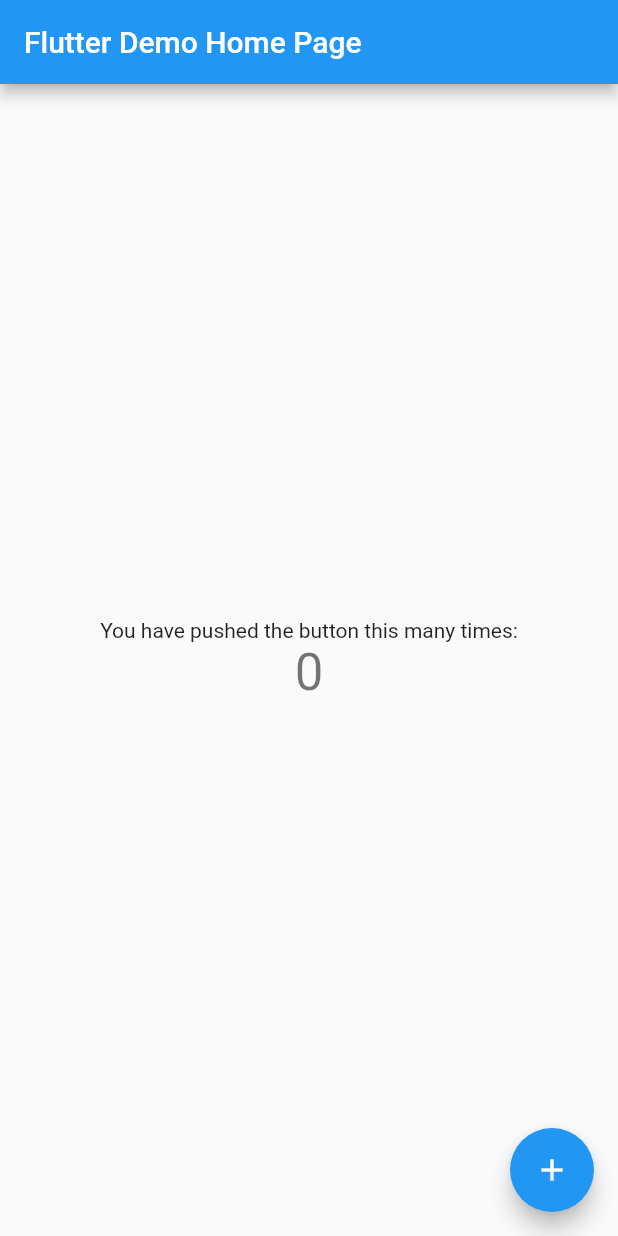
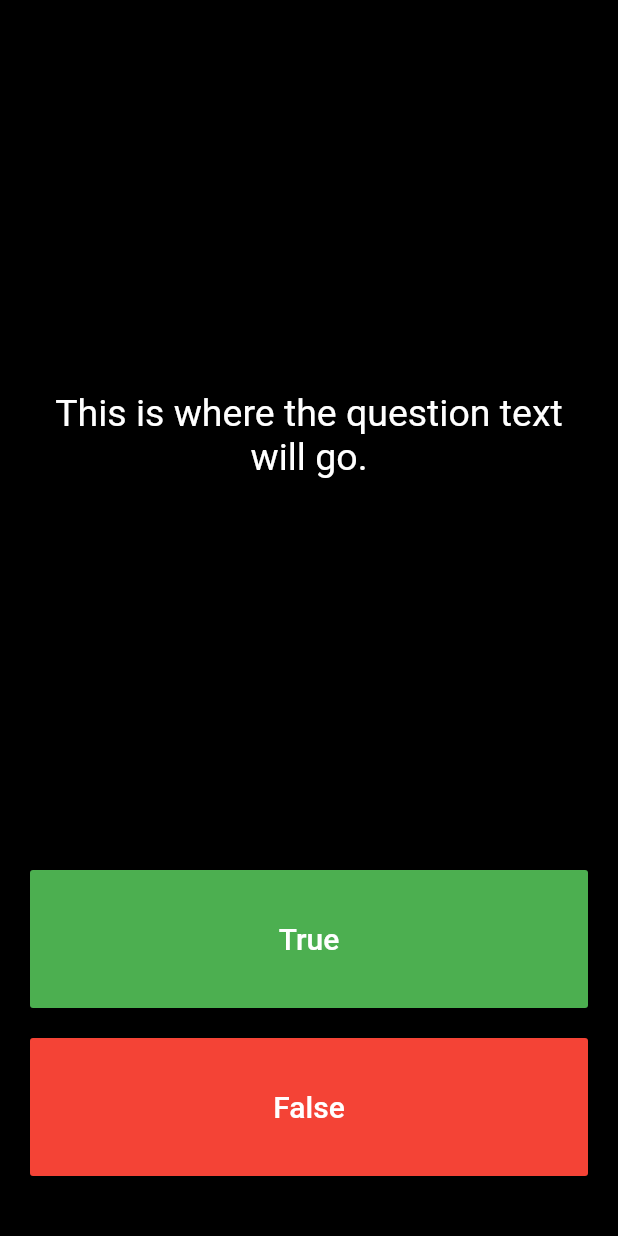
Before and after one commit to BatuhanAydoner/quizzler_flutter, a Flutter app: the screen it shows after launch, on a phone screen of 412 x 824 dp. Run offline on Flutter 3.47's test engine with Material 2 defaults, Android fonts, the phone set to English and light mode, and no system bars.

Commit message:
Setup UI

```diff
--- a/lib/main.dart
+++ b/lib/main.dart
@@ -1,117 +1,89 @@
 import 'package:flutter/material.dart';
 
-void main() {
-  runApp(MyApp());
-}
+void main() => runApp(Quizzler());
 
-class MyApp extends StatelessWidget {
-  // This widget is the root of your application.
+class Quizzler extends StatelessWidget {
   @override
   Widget build(BuildContext context) {
     return MaterialApp(
-      title: 'Flutter Demo',
-      theme: ThemeData(
-        // This is the theme of your application.
-        //
-        // Try running your application with "flutter run". You'll see the
-        // application has a blue toolbar. Then, without quitting the app, try
-        // changing the primarySwatch below to Colors.green and then invoke
-        // "hot reload" (press "r" in the console where you ran "flutter run",
-        // or simply save your changes to "hot reload" in a Flutter IDE).
-        // Notice that the counter didn't reset back to zero; the application
-        // is not restarted.
-        primarySwatch: Colors.blue,
-        // This makes the visual density adapt to the platform that you run
-        // the app on. For desktop platforms, the controls will be smaller and
-        // closer together (more dense) than on mobile platforms.
-        visualDensity: VisualDensity.adaptivePlatformDensity,
+      home: Scaffold(
+        backgroundColor: Colors.black,
+        body: SafeArea(
+            child: Padding(
+          padding: const EdgeInsets.all(10.0),
+          child: QuizPage(),
+        )),
       ),
-      home: MyHomePage(title: 'Flutter Demo Home Page'),
     );
   }
 }
 
-class MyHomePage extends StatefulWidget {
-  MyHomePage({Key key, this.title}) : super(key: key);
-
-  // This widget is the home page of your application. It is stateful, meaning
-  // that it has a State object (defined below) that contains fields that affect
-  // how it looks.
-
-  // This class is the configuration for the state. It holds the values (in this
-  // case the title) provided by the parent (in this case the App widget) and
-  // used by the build method of the State. Fields in a Widget subclass are
-  // always marked "final".
-
-  final String title;
-
+class QuizPage extends StatefulWidget {
   @override
-  _MyHomePageState createState() => _MyHomePageState();
+  _QuizPageState createState() => _QuizPageState();
 }
 
-class _MyHomePageState extends State<MyHomePage> {
-  int _counter = 0;
-
-  void _incrementCounter() {
-    setState(() {
-      // This call to setState tells the Flutter framework that something has
-      // changed in this State, which causes it to rerun the build method below
-      // so that the display can reflect the updated values. If we changed
-      // _counter without calling setState(), then the build method would not be
-      // called again, and so nothing would appear to happen.
-      _counter++;
-    });
-  }
+class _QuizPageState extends State<QuizPage> {
+  List<Icon> scoreKeeper = [];
 
   @override
   Widget build(BuildContext context) {
-    // This method is rerun every time setState is called, for instance as done
-    // by the _incrementCounter method above.
-    //
-    // The Flutter framework has been optimized to make rerunning build methods
-    // fast, so that you can just rebuild anything that needs updating rather
-    // than having to individually change instances of widgets.
-    return Scaffold(
-      appBar: AppBar(
-        // Here we take the value from the MyHomePage object that was created by
-        // the App.build method, and use it to set our appbar title.
-        title: Text(widget.title),
-      ),
-      body: Center(
-        // Center is a layout widget. It takes a single child and positions it
-        // in the middle of the parent.
-        child: Column(
-          // Column is also a layout widget. It takes a list of children and
-          // arranges them vertically. By default, it sizes itself to fit its
-          // children horizontally, and tries to be as tall as its parent.
-          //
-          // Invoke "debug painting" (press "p" in the console, choose the
-          // "Toggle Debug Paint" action from the Flutter Inspector in Android
-          // Studio, or the "Toggle Debug Paint" command in Visual Studio Code)
-          // to see the wireframe for each widget.
-          //
-          // Column has various properties to control how it sizes itself and
-          // how it positions its children. Here we use mainAxisAlignment to
-          // center the children vertically; the main axis here is the vertical
-          // axis because Columns are vertical (the cross axis would be
-          // horizontal).
-          mainAxisAlignment: MainAxisAlignment.center,
-          children: <Widget>[
-            Text(
-              'You have pushed the button this many times:',
-            ),
-            Text(
-              '$_counter',
-              style: Theme.of(context).textTheme.headline4,
-            ),
-          ],
+    return Column(
+      mainAxisAlignment: MainAxisAlignment.spaceAround,
+      crossAxisAlignment: CrossAxisAlignment.stretch,
+      children: <Widget>[
+        Expanded(
+            flex: 5,
+            child: Padding(
+              padding: const EdgeInsets.all(15.0),
+              child: Center(
+                child: Text(
+                  "This is where the question text will go.",
+                  textAlign: TextAlign.center,
+                  style: TextStyle(color: Colors.white, fontSize: 25.0),
+                ),
+              ),
+            )),
+        Expanded(
+            child: Padding(
+          padding: const EdgeInsets.all(10.0),
+          child: FlatButton(
+              color: Colors.green,
+              onPressed: () {
+                setState(() {
+                  if (scoreKeeper.length < 15) {
+                    scoreKeeper.add(Icon(
+                      Icons.check,
+                      color: Colors.green,
+                    ));
+                  }
+                });
+              },
+              child: Text(
+                "True",
+                textAlign: TextAlign.center,
+                style: TextStyle(color: Colors.white, fontSize: 20.0),
+              )),
+        )),
+        Expanded(
+            child: Padding(
+          padding: const EdgeInsets.all(10.0),
+          child: FlatButton(
+              color: Colors.red,
+              onPressed: () {},
+              child: Text(
+                "False",
+                textAlign: TextAlign.center,
+                style: TextStyle(color: Colors.white, fontSize: 20.0),
+              )),
+        )),
+        Padding(
+          padding: const EdgeInsets.all(10.0),
+          child: Row(
+            children: scoreKeeper,
+          ),
         ),
-      ),
-      floatingActionButton: FloatingActionButton(
-        onPressed: _incrementCounter,
-        tooltip: 'Increment',
-        child: Icon(Icons.add),
-      ), // This trailing comma makes auto-formatting nicer for build methods.
+      ],
     );
   }
 }
```
